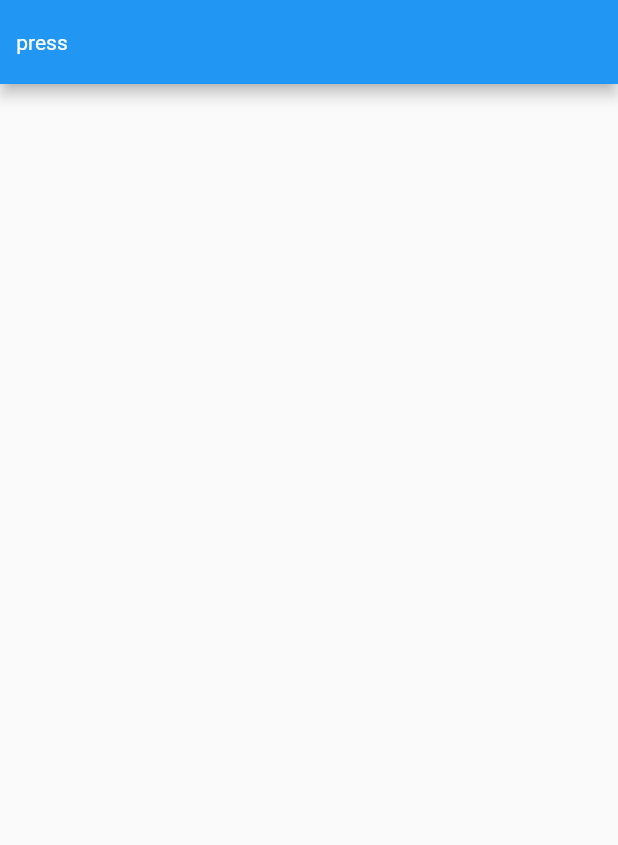
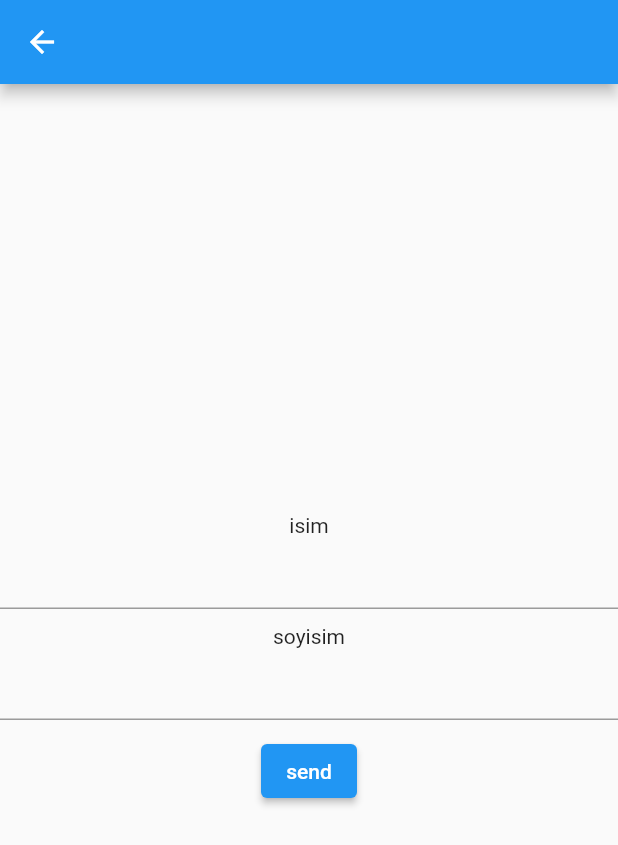
Before and after one commit to armagangok/fortune_telling, a Flutter app: the screen it shows after launch, on a phone screen of 412 x 824 dp. Shown: the top 845 px of the screen. Run offline on Flutter 3.47's test engine with Material 2 defaults, Android fonts, the phone set to English and light mode, and no system bars; our stand-ins replace connectivity_plus, dio, get, get_storage, logger.

Commit message:
Splash and login

```diff
--- /dev/null
+++ b/lib/feature/view/login/view/login_view.dart
@@ -0,0 +1,51 @@
+import 'package:flutter/material.dart';
+import 'package:fortune_telling/test_view.dart';
+import 'package:get/get_core/src/get_main.dart';
+import 'package:get/get_navigation/get_navigation.dart';
+import 'package:get_storage/get_storage.dart';
+
+class LoginView extends StatelessWidget {
+  LoginView({Key? key}) : super(key: key);
+
+  final username_controller = TextEditingController();
+  final password_controller = TextEditingController();
+  final userdata = GetStorage();
+
+  @override
+  Widget build(BuildContext context) {
+    return Scaffold(
+      appBar: AppBar(),
+      body: Center(
+        child: Column(mainAxisAlignment: MainAxisAlignment.center, children: [
+          Text("isim"),
+          TextField(
+            controller: username_controller,
+          ),
+          SizedBox(height: 10),
+          Text("soyisim"),
+          TextField(
+            controller: password_controller,
+          ),
+          SizedBox(height: 10),
+          ElevatedButton(
+              onPressed: () {
+                String isim = username_controller.text;
+                String soyisim = password_controller.text;
+
+                if (isim != '' && soyisim != '') {
+                  print('Successfull');
+                  userdata.write('isLogged', true);
+                  userdata.write('isim', isim);
+                  userdata.write('soyisim', soyisim);
+                  Get.offAll(TestView());
+                } else {
+                  Get.snackbar("Error", "Please Enter Username & Password",
+                      snackPosition: SnackPosition.BOTTOM);
+                }
+              },
+              child: Text("send")),
+        ]),
+      ),
+    );
+  }
+}
--- /dev/null
+++ b/lib/feature/view/splash/bindings/splash_binding.dart
@@ -0,0 +1,9 @@
+import 'package:get/get.dart';
+import '../controller/splash_controller.dart';
+
+class SplashBinding extends Bindings {
+  @override
+  void dependencies() {
+    Get.put(SplashController());
+  }
+}
--- /dev/null
+++ b/lib/feature/view/splash/routes/app_pages.dart
@@ -0,0 +1,24 @@
+import 'package:fortune_telling/feature/view/splash/view/splash_view.dart';
+import 'package:get/get.dart';
+import '../../login/view/login_view.dart';
+import '../bindings/splash_binding.dart';
+
+
+part 'app_routes.dart';
+class AppPages {
+  AppPages._();
+
+  static const INITIAL = Routes.SPLASH;
+
+  static final routes = [
+    GetPage(
+      name: _Paths.SPLASH,
+      page: () =>  SplashView(),
+      binding: SplashBinding(),
+    ),
+    GetPage(
+      name: _Paths.HOME,
+      page: () =>  LoginView(),
+    ),
+  ];
+}
--- /dev/null
+++ b/lib/feature/view/splash/routes/app_routes.dart
@@ -0,0 +1,12 @@
+part of 'app_pages.dart';
+abstract class Routes {
+  Routes._();
+  static const HOME = _Paths.HOME;
+  static const SPLASH = _Paths.SPLASH;
+}
+
+abstract class _Paths {
+  _Paths._();
+  static const HOME = '/home';
+  static const SPLASH = '/splash';
+}
--- a/lib/main.dart
+++ b/lib/main.dart
@@ -1,9 +1,12 @@
 import 'package:flutter/material.dart';
+import 'package:fortune_telling/feature/view/splash/routes/app_pages.dart';
 import 'package:get/get.dart';
+import 'package:get_storage/get_storage.dart';
+import 'feature/view/splash/view/splash_view.dart';
 
-import 'test_view.dart';
 
-void main() {
+void main() async{
+  await GetStorage.init();
   runApp(const MyApp());
 }
 
@@ -13,11 +16,14 @@ class MyApp extends StatelessWidget {
   @override
   Widget build(BuildContext context) {
     return GetMaterialApp(
+      debugShowCheckedModeBanner: false,
       title: 'Flutter Demo',
+      initialRoute: AppPages.INITIAL,
+      getPages: AppPages.routes,
       theme: ThemeData(
         primarySwatch: Colors.blue,
       ),
-      home: TestView(),
+      home: const SplashView(),
     );
   }
 }
--- a/lib/test_view.dart
+++ b/lib/test_view.dart
@@ -1,14 +1,14 @@
 import 'package:flutter/material.dart';
 import 'package:fortune_telling/feature/controllers/fortune_controller.dart';
 import 'package:fortune_telling/feature/models/career_fortune_model.dart';
-import 'package:fortune_telling/feature/models/daily_fortune_model.dart';
-import 'package:fortune_telling/feature/models/monthly_fortune_model.dart';
 import 'package:get/instance_manager.dart';
+import 'package:get_storage/get_storage.dart';
 
 class TestView extends StatelessWidget {
   TestView({Key? key}) : super(key: key);
 
   final FortuneController fortuneController = Get.put(FortuneController());
+  final userdata = GetStorage();
 
   @override
   Widget build(BuildContext context) {
@@ -26,6 +26,9 @@ class TestView extends StatelessWidget {
           icon: const Text("press"),
         ),
       ),
+      body: Column(
+        children: [Text("NAME : ${userdata.read('isim')}")],
+      ),
     );
   }
 }
--- a/pubspec.yaml
+++ b/pubspec.yaml
@@ -63,9 +63,9 @@ flutter:
   uses-material-design: true
 
   # To add assets to your application, add an assets section, like this:
-  # assets:
-  #   - images/a_dot_burr.jpeg
-  #   - images/a_dot_ham.jpeg
+  assets:
+     - assets/
+
 
   # An image asset can refer to one or more resolution-specific "variants", see
   # https://flutter.dev/assets-and-images/#resolution-aware
```
Also changed, not shown: lib/feature/view/splash/controller/splash_controller.dart (added, +17 -0 lines), lib/feature/view/splash/view/splash_view.dart (added, +20 -0 lines), assets/fortune.jpg (added).
